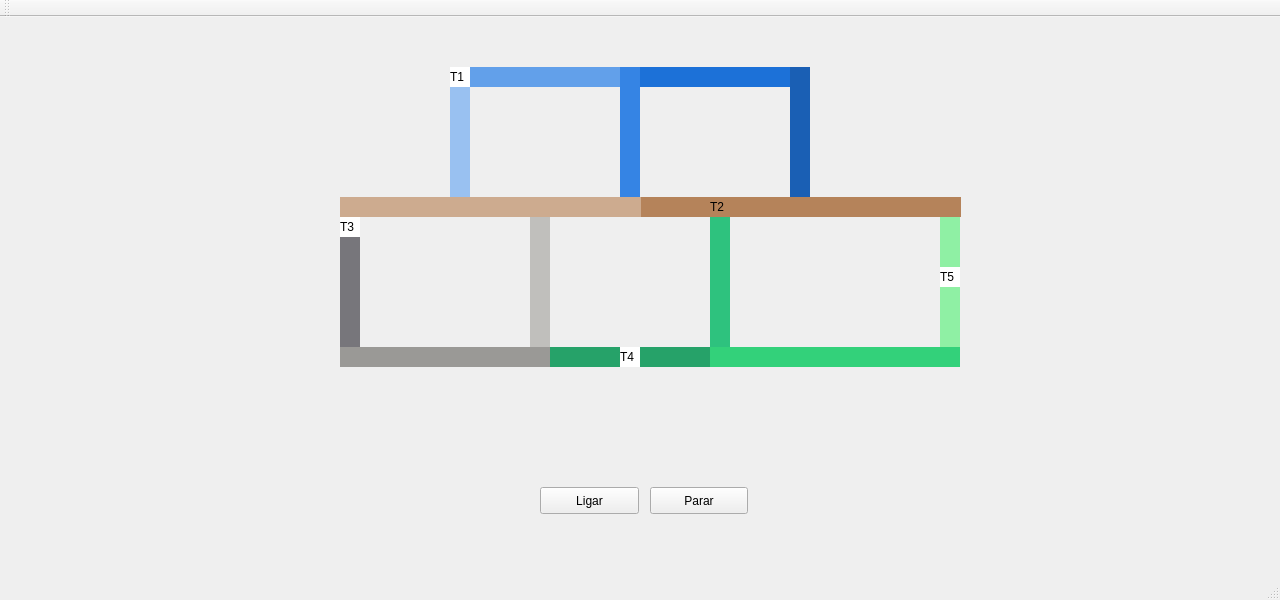
The window that trens/src/mainwindow.ui (vhtor/ufrn-so) describes before a commit, drawn with Qt 5.
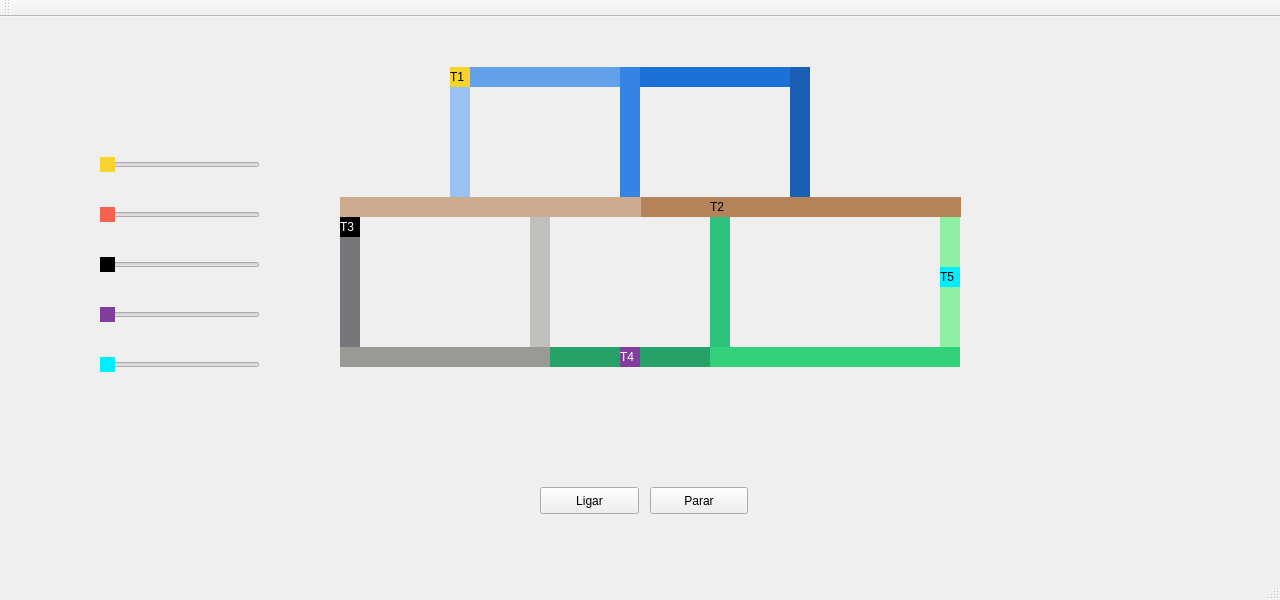
The same window after the commit.

Commit message: Adicionados sliders

The edit to the form file:
```diff
--- a/trens/src/mainwindow.ui
+++ b/trens/src/mainwindow.ui
@@ -13,6 +13,15 @@
   <property name="windowTitle">
    <string>MainWindow</string>
   </property>
+  <property name="layoutDirection">
+   <enum>Qt::LeftToRight</enum>
+  </property>
+  <property name="autoFillBackground">
+   <bool>false</bool>
+  </property>
+  <property name="toolButtonStyle">
+   <enum>Qt::ToolButtonIconOnly</enum>
+  </property>
   <widget class="QWidget" name="centralWidget">
    <widget class="QLabel" name="label_trem1">
     <property name="geometry">
@@ -23,8 +32,11 @@
       <height>20</height>
      </rect>
     </property>
+    <property name="autoFillBackground">
+     <bool>false</bool>
+    </property>
     <property name="styleSheet">
-     <string notr="true">QLabel { background: rgb(255, 255, 255)}</string>
+     <string notr="true">QLabel { background: rgb(246, 211, 45)}</string>
     </property>
     <property name="text">
      <string>T1</string>
@@ -316,7 +328,10 @@
      </rect>
     </property>
     <property name="styleSheet">
-     <string notr="true">QLabel { background: rgb(255, 255, 255)}</string>
+     <string notr="true">QLabel { 
+	background: black;
+	color: white
+}</string>
     </property>
     <property name="text">
      <string>T3</string>
@@ -332,7 +347,10 @@
      </rect>
     </property>
     <property name="styleSheet">
-     <string notr="true">QLabel { background: rgb(255, 255, 255)}</string>
+     <string notr="true">QLabel { 
+	background: rgb(129, 61, 156);
+	color: white;
+}</string>
     </property>
     <property name="text">
      <string>T4</string>
@@ -348,7 +366,9 @@
      </rect>
     </property>
     <property name="styleSheet">
-     <string notr="true">QLabel { background: rgb(255, 255, 255)}</string>
+     <string notr="true">QLabel { 
+	background: rgb(0, 239, 255);
+}</string>
     </property>
     <property name="text">
      <string>T5</string>
@@ -386,6 +406,155 @@
      <string/>
     </property>
    </widget>
+   <widget class="QSlider" name="horizontalSlider_trem1">
+    <property name="geometry">
+     <rect>
+      <x>100</x>
+      <y>140</y>
+      <width>160</width>
+      <height>16</height>
+     </rect>
+    </property>
+    <property name="cursor">
+     <cursorShape>SizeHorCursor</cursorShape>
+    </property>
+    <property name="mouseTracking">
+     <bool>false</bool>
+    </property>
+    <property name="layoutDirection">
+     <enum>Qt::LeftToRight</enum>
+    </property>
+    <property name="autoFillBackground">
+     <bool>true</bool>
+    </property>
+    <property name="styleSheet">
+     <string notr="true">QSlider::handle:horizontal { 
+	background: rgb(246, 211, 45);
+}</string>
+    </property>
+    <property name="minimum">
+     <number>1</number>
+    </property>
+    <property name="maximum">
+     <number>10</number>
+    </property>
+    <property name="sliderPosition">
+     <number>1</number>
+    </property>
+    <property name="orientation">
+     <enum>Qt::Horizontal</enum>
+    </property>
+    <property name="invertedAppearance">
+     <bool>false</bool>
+    </property>
+    <property name="invertedControls">
+     <bool>false</bool>
+    </property>
+   </widget>
+   <widget class="QSlider" name="horizontalSlider_trem2">
+    <property name="geometry">
+     <rect>
+      <x>100</x>
+      <y>190</y>
+      <width>160</width>
+      <height>16</height>
+     </rect>
+    </property>
+    <property name="cursor">
+     <cursorShape>SizeHorCursor</cursorShape>
+    </property>
+    <property name="styleSheet">
+     <string notr="true">QSlider::handle:horizontal { background: rgb(246, 97, 81)}</string>
+    </property>
+    <property name="minimum">
+     <number>1</number>
+    </property>
+    <property name="maximum">
+     <number>10</number>
+    </property>
+    <property name="orientation">
+     <enum>Qt::Horizontal</enum>
+    </property>
+   </widget>
+   <widget class="QSlider" name="horizontalSlider_trem3">
+    <property name="geometry">
+     <rect>
+      <x>100</x>
+      <y>240</y>
+      <width>160</width>
+      <height>16</height>
+     </rect>
+    </property>
+    <property name="cursor">
+     <cursorShape>SizeHorCursor</cursorShape>
+    </property>
+    <property name="styleSheet">
+     <string notr="true">QSlider::handle:horizontal { background: black}</string>
+    </property>
+    <property name="minimum">
+     <number>1</number>
+    </property>
+    <property name="maximum">
+     <number>10</number>
+    </property>
+    <property name="orientation">
+     <enum>Qt::Horizontal</enum>
+    </property>
+   </widget>
+   <widget class="QSlider" name="horizontalSlider_trem4">
+    <property name="geometry">
+     <rect>
+      <x>100</x>
+      <y>290</y>
+      <width>160</width>
+      <height>16</height>
+     </rect>
+    </property>
+    <property name="cursor">
+     <cursorShape>SizeHorCursor</cursorShape>
+    </property>
+    <property name="styleSheet">
+     <string notr="true">QSlider::handle:horizontal { 
+	background: rgb(129, 61, 156);
+}</string>
+    </property>
+    <property name="minimum">
+     <number>1</number>
+    </property>
+    <property name="maximum">
+     <number>10</number>
+    </property>
+    <property name="orientation">
+     <enum>Qt::Horizontal</enum>
+    </property>
+   </widget>
+   <widget class="QSlider" name="horizontalSlider_trem5">
+    <property name="geometry">
+     <rect>
+      <x>100</x>
+      <y>340</y>
+      <width>160</width>
+      <height>16</height>
+     </rect>
+    </property>
+    <property name="cursor">
+     <cursorShape>SizeHorCursor</cursorShape>
+    </property>
+    <property name="styleSheet">
+     <string notr="true">QSlider::handle:horizontal { 
+	background: rgb(0, 239, 255);
+}</string>
+    </property>
+    <property name="minimum">
+     <number>1</number>
+    </property>
+    <property name="maximum">
+     <number>10</number>
+    </property>
+    <property name="orientation">
+     <enum>Qt::Horizontal</enum>
+    </property>
+   </widget>
    <zorder>label_trilho2</zorder>
    <zorder>label_trilho1</zorder>
    <zorder>pushButton_ligar</zorder>
```
Left out of the diff: 10 changed lines with no effect on the pictures. The commit also changes 5 other files.
